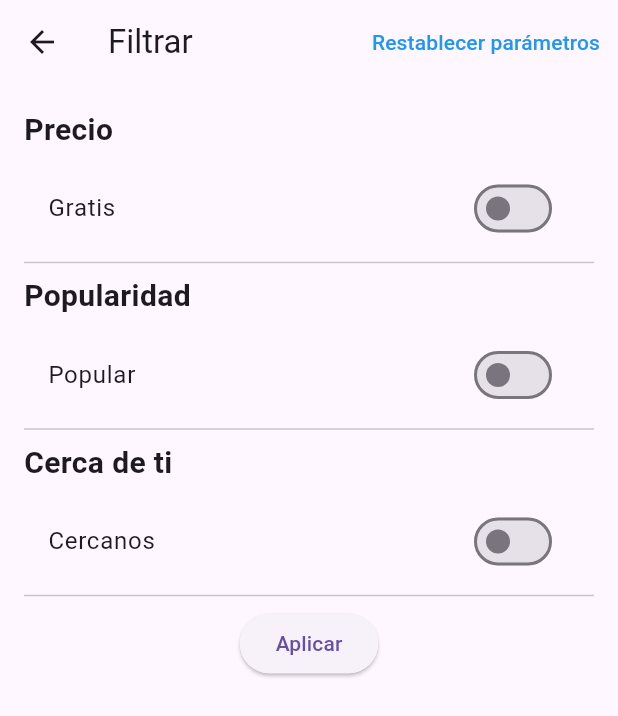
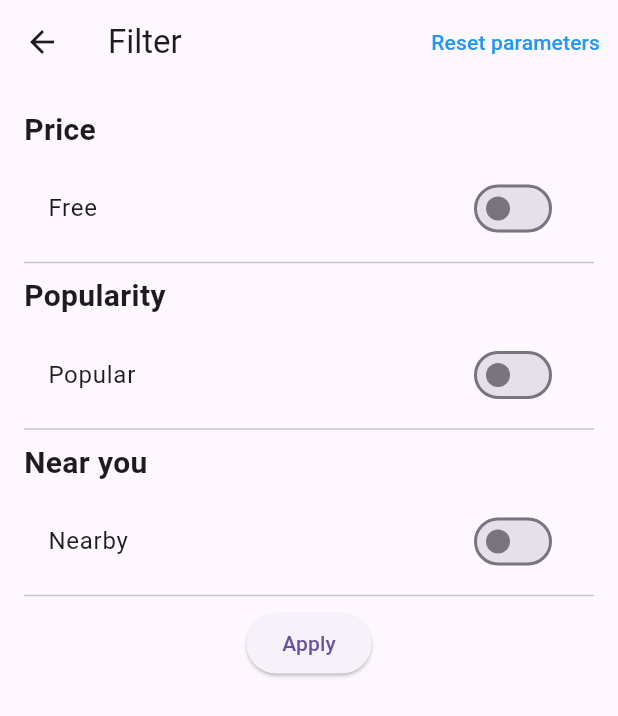
Before and after one commit to the-code-team/PostIn-App, a Flutter app: the EventsFilterPage screen opened directly, on a phone screen of 412 x 824 dp. Shown: the top 716 px of the screen. Run offline on Flutter 3.47's test engine with Material 3 defaults, Android fonts, the phone set to English and light mode, and no system bars; our stand-ins replace flutter_map, latlong2; statements that could not run were skipped.

Commit message:
refactor: spanish -> english language

```diff
--- a/lib/components/filter/filterPage.dart
+++ b/lib/components/filter/filterPage.dart
@@ -6,7 +6,7 @@ class EventsFilterPage extends StatefulWidget {
 }
 
 class _EventsFilterPageState extends State<EventsFilterPage> {
-  // Variables para almacenar los estados de los filtros
+  // Variables to store filter states
   bool _isFreeSelected = false;
   bool _isPopularSelected = false;
   bool _isNearbySelected = false;
@@ -15,11 +15,11 @@ class _EventsFilterPageState extends State<EventsFilterPage> {
   Widget build(BuildContext context) {
     return Scaffold(
       appBar: AppBar(
-        title: Text('Filtrar'),
+        title: Text('Filter'),
         actions: [
           TextButton(
             onPressed: () {
-              // Restablecer todos los parámetros
+              // Reset all parameters
               setState(() {
                 _isFreeSelected = false;
                 _isPopularSelected = false;
@@ -27,7 +27,7 @@ class _EventsFilterPageState extends State<EventsFilterPage> {
               });
             },
             child: Text(
-              'Restablecer parámetros',
+              'Reset parameters',
               style: TextStyle(
                 color: Colors.blue,
               ),
@@ -41,7 +41,7 @@ class _EventsFilterPageState extends State<EventsFilterPage> {
           crossAxisAlignment: CrossAxisAlignment.start,
           children: [
             Text(
-              'Precio',
+              'Price',
               style: TextStyle(
                 fontSize: 20,
                 fontWeight: FontWeight.bold,
@@ -49,7 +49,7 @@ class _EventsFilterPageState extends State<EventsFilterPage> {
             ),
             SizedBox(height: 10),
             SwitchListTile(
-              title: Text('Gratis'),
+              title: Text('Free'),
               value: _isFreeSelected,
               onChanged: (value) {
                 setState(() {
@@ -59,7 +59,7 @@ class _EventsFilterPageState extends State<EventsFilterPage> {
             ),
             Divider(),
             Text(
-              'Popularidad',
+              'Popularity',
               style: TextStyle(
                 fontSize: 20,
                 fontWeight: FontWeight.bold,
@@ -77,7 +77,7 @@ class _EventsFilterPageState extends State<EventsFilterPage> {
             ),
             Divider(),
             Text(
-              'Cerca de ti',
+              'Near you',
               style: TextStyle(
                 fontSize: 20,
                 fontWeight: FontWeight.bold,
@@ -85,7 +85,7 @@ class _EventsFilterPageState extends State<EventsFilterPage> {
             ),
             SizedBox(height: 10),
             SwitchListTile(
-              title: Text('Cercanos'),
+              title: Text('Nearby'),
               value: _isNearbySelected,
               onChanged: (value) {
                 setState(() {
@@ -97,10 +97,10 @@ class _EventsFilterPageState extends State<EventsFilterPage> {
             Center(
               child: ElevatedButton(
                 onPressed: () {
-                  // Aplicar filtros y cerrar la página
+                  // Apply filters and close the page
                   Navigator.pop(context);
                 },
-                child: Text('Aplicar'),
+                child: Text('Apply'),
               ),
             ),
           ],
```
